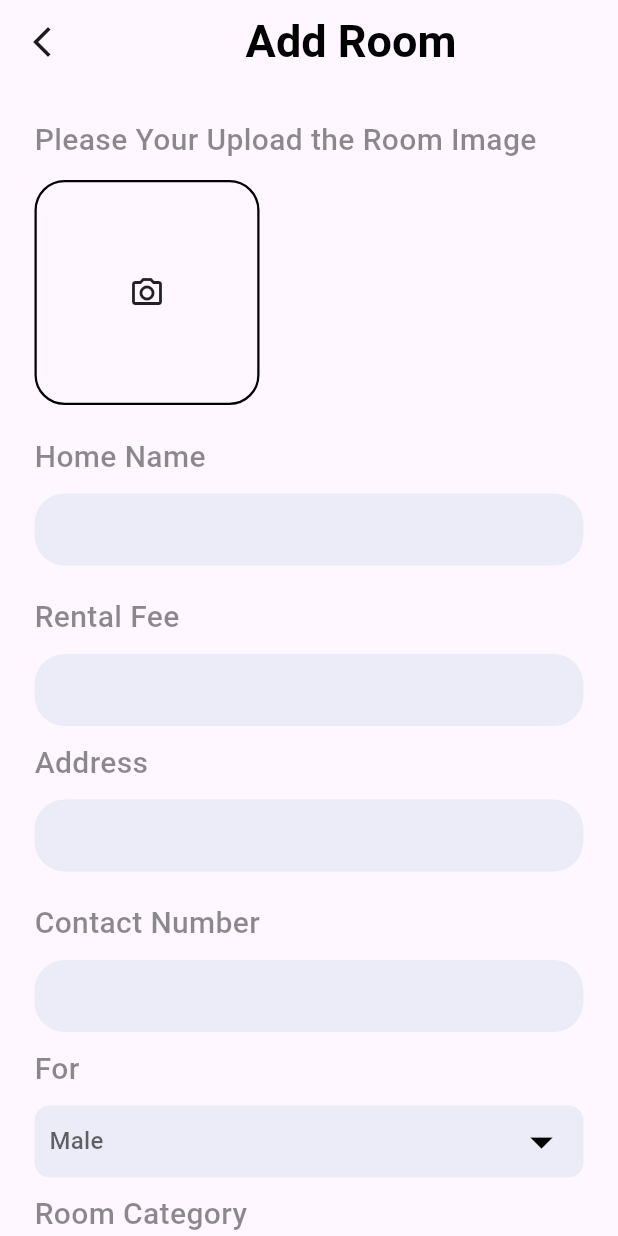
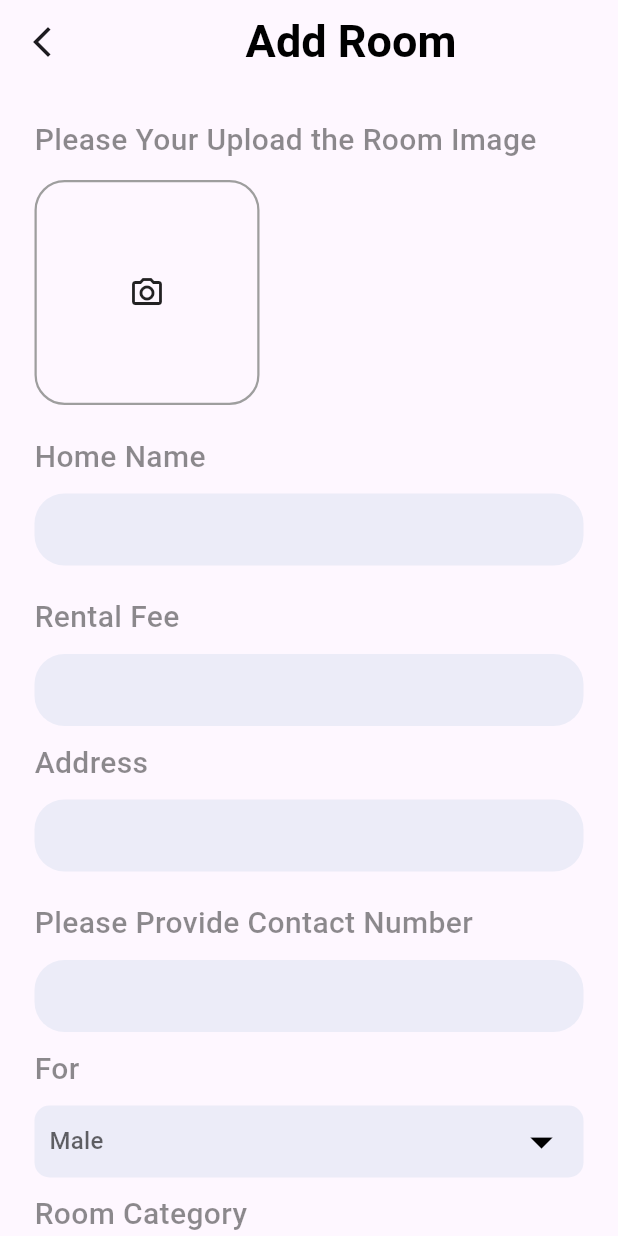
Before and after one commit to PrasadMadushanka/unistayapp, a Flutter app: the AddProduct screen opened directly, on a phone screen of 412 x 824 dp. Run offline on Flutter 3.47's test engine with Material 3 defaults, Android fonts, the phone set to English and light mode, and no system bars; our stand-ins replace cloud_firestore, curved_navigation_bar, firebase_auth, firebase_core, firebase_storage, image_picker and 2 more; missing offline and left inert: flutter_stripe; accounts and stored records are empty.

Commit message:
change dimensions

```diff
--- a/lib/Admin/add_product.dart
+++ b/lib/Admin/add_product.dart
@@ -133,7 +133,7 @@ class _AddProductState extends State<AddProduct> {
                         height: 150,
                         width: 150,
                         decoration: BoxDecoration(
-                            border: Border.all(color: Colors.black, width: 1.5),
+                            border: Border.all(color: Colors.grey, width: 1.5),
                             borderRadius: BorderRadius.circular(20)),
                         child: const Icon(Icons.camera_alt_outlined),
                       ),
@@ -143,14 +143,14 @@ class _AddProductState extends State<AddProduct> {
                         elevation: 4.0,
                         borderRadius: BorderRadius.circular(20),
                         child: Container(
-                          height: 150,
-                          width: 150,
+                          height: 152,
+                          width: 152,
                           decoration: BoxDecoration(
                               border:
                                   Border.all(color: Colors.black, width: 1.5),
-                              borderRadius: BorderRadius.circular(20)),
+                              borderRadius: BorderRadius.circular(22)),
                           child: ClipRRect(
-                            borderRadius: BorderRadius.circular(20),
+                            borderRadius: BorderRadius.circular(22),
                             child: Image.file(
                               selectedImage!,
                               fit: BoxFit.cover,
@@ -237,7 +237,7 @@ class _AddProductState extends State<AddProduct> {
                 height: 10.0,
               ),
               Text(
-                "Contact Number",
+                "Please Provide Contact Number",
                 style: AppWidget.LightTextFieldStyle(),
               ),
               const SizedBox(
```
